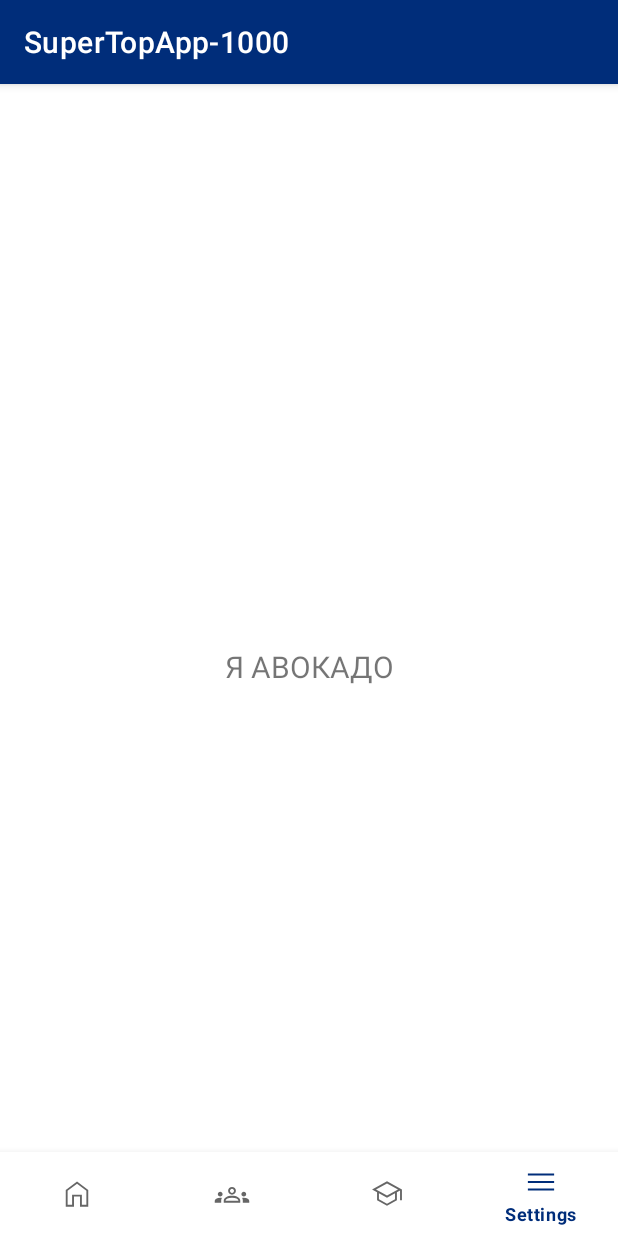
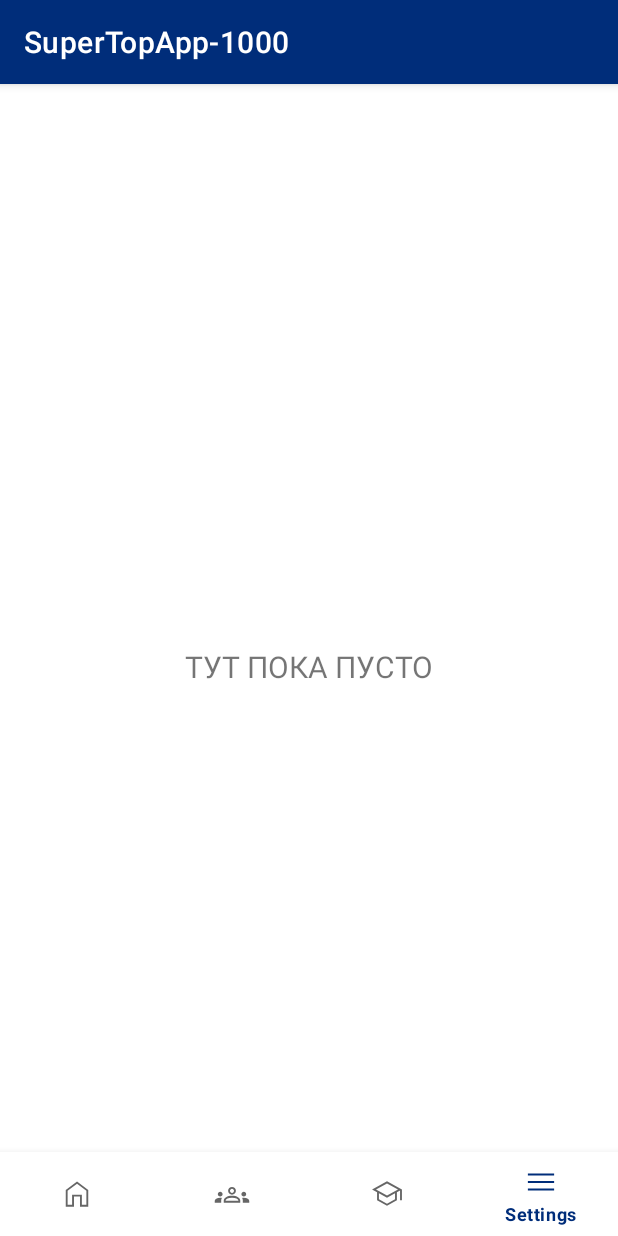
Before and after one commit to AndreyMAI-github/MAI_Student_Attender, an Android app: the screen it shows after launch (PanelActivity), item 4 of the bottom bar chosen, on a phone screen of 412 x 824 dp. Run offline under Robolectric (Android 15) with nearby library versions, the phone set to English and light mode, and no system bars; our stand-ins replace navigation-ui.

Commit message:
settings

```diff
--- a/app/src/main/res/layout/fragment_settings.xml
+++ b/app/src/main/res/layout/fragment_settings.xml
@@ -13,7 +13,7 @@
         android:layout_marginStart="8dp"
         android:layout_marginTop="8dp"
         android:layout_marginEnd="8dp"
-        android:text="Я АВОКАДО"
+        android:text="ТУТ ПОКА ПУСТО"
         android:textAlignment="center"
         android:textSize="20sp"
         app:layout_constraintBottom_toBottomOf="parent"
```
